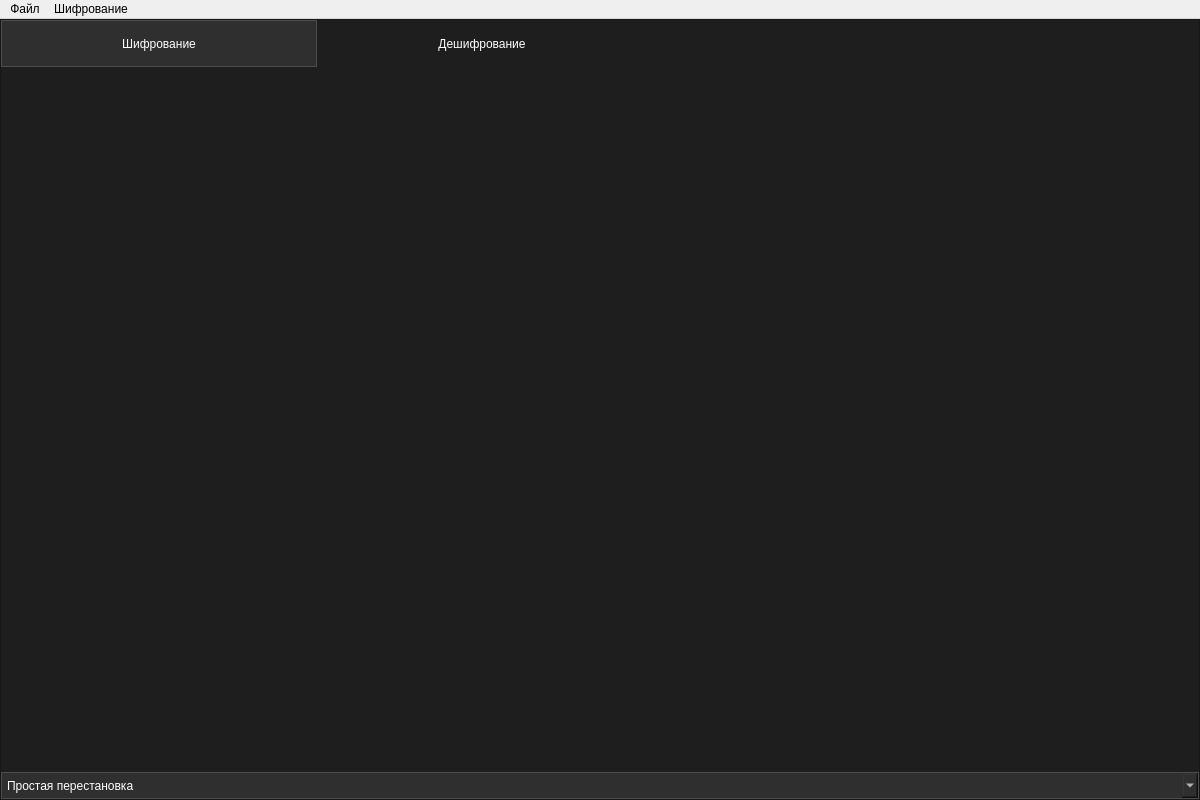
Aiow-dev/MCryptApp, file View/DesignUI/main_window.ui: the form before one commit.
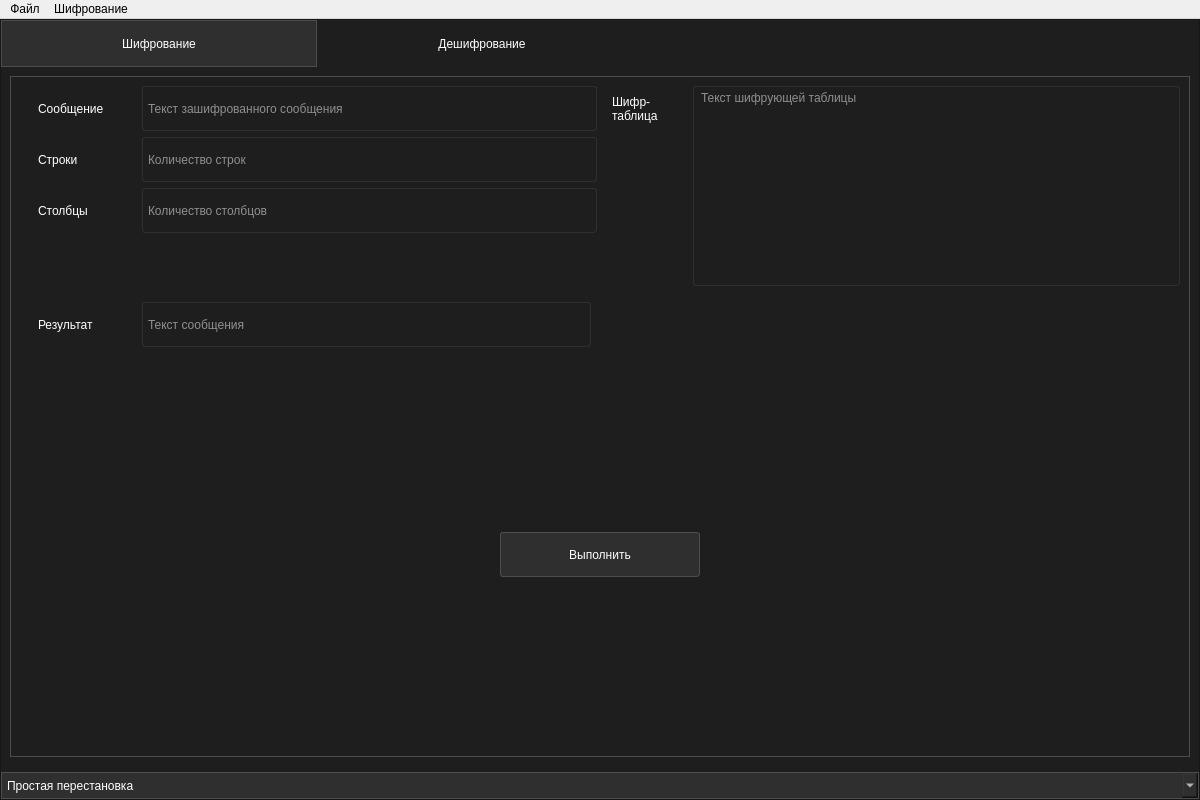
The form after the commit. The open tabs and pages were chosen to show the change.

```diff
--- a/View/DesignUI/main_window.ui
+++ b/View/DesignUI/main_window.ui
@@ -707,6 +707,592 @@
               <attribute name="title">
                <string>Дешифрование</string>
               </attribute>
+              <layout class="QVBoxLayout" name="verticalLayout_10">
+               <item>
+                <widget class="QFrame" name="dec_smp">
+                 <property name="styleSheet">
+                  <string notr="true">QFrame {
+	border: 1px solid rgb(77, 77, 77);
+}</string>
+                 </property>
+                 <property name="frameShape">
+                  <enum>QFrame::StyledPanel</enum>
+                 </property>
+                 <property name="frameShadow">
+                  <enum>QFrame::Plain</enum>
+                 </property>
+                 <layout class="QVBoxLayout" name="verticalLayout_5">
+                  <item>
+                   <widget class="QFrame" name="dec_smp_r_frame">
+                    <property name="maximumSize">
+                     <size>
+                      <width>16777215</width>
+                      <height>200</height>
+                     </size>
+                    </property>
+                    <property name="styleSheet">
+                     <string notr="true">QFrame {
+	border: none;
+}</string>
+                    </property>
+                    <property name="frameShape">
+                     <enum>QFrame::StyledPanel</enum>
+                    </property>
+                    <property name="frameShadow">
+                     <enum>QFrame::Raised</enum>
+                    </property>
+                    <layout class="QHBoxLayout" name="horizontalLayout_12">
+                     <property name="leftMargin">
+                      <number>0</number>
+                     </property>
+                     <property name="topMargin">
+                      <number>0</number>
+                     </property>
+                     <property name="rightMargin">
+                      <number>0</number>
+                     </property>
+                     <property name="bottomMargin">
+                      <number>0</number>
+                     </property>
+                     <item alignment="Qt::AlignTop">
+                      <widget class="QFrame" name="dec_smp_in_frame">
+                       <property name="maximumSize">
+                        <size>
+                         <width>16777215</width>
+                         <height>170</height>
+                        </size>
+                       </property>
+                       <property name="styleSheet">
+                        <string notr="true">QFrame {
+	border: none;
+}</string>
+                       </property>
+                       <property name="frameShape">
+                        <enum>QFrame::StyledPanel</enum>
+                       </property>
+                       <property name="frameShadow">
+                        <enum>QFrame::Raised</enum>
+                       </property>
+                       <layout class="QVBoxLayout" name="verticalLayout_7">
+                        <property name="topMargin">
+                         <number>0</number>
+                        </property>
+                        <property name="rightMargin">
+                         <number>0</number>
+                        </property>
+                        <property name="bottomMargin">
+                         <number>0</number>
+                        </property>
+                        <item>
+                         <widget class="QFrame" name="dec_smp_msg_frame">
+                          <property name="maximumSize">
+                           <size>
+                            <width>16777215</width>
+                            <height>45</height>
+                           </size>
+                          </property>
+                          <property name="styleSheet">
+                           <string notr="true">QFrame {
+	border: none;
+}</string>
+                          </property>
+                          <property name="frameShape">
+                           <enum>QFrame::StyledPanel</enum>
+                          </property>
+                          <property name="frameShadow">
+                           <enum>QFrame::Raised</enum>
+                          </property>
+                          <layout class="QHBoxLayout" name="horizontalLayout_13">
+                           <property name="topMargin">
+                            <number>0</number>
+                           </property>
+                           <property name="rightMargin">
+                            <number>0</number>
+                           </property>
+                           <property name="bottomMargin">
+                            <number>0</number>
+                           </property>
+                           <item>
+                            <widget class="QLabel" name="dec_smp_msg_lbl">
+                             <property name="minimumSize">
+                              <size>
+                               <width>80</width>
+                               <height>45</height>
+                              </size>
+                             </property>
+                             <property name="styleSheet">
+                              <string notr="true">QLabel {
+	color: rgb(255, 255, 255);
+}</string>
+                             </property>
+                             <property name="text">
+                              <string>Сообщение</string>
+                             </property>
+                            </widget>
+                           </item>
+                           <item>
+                            <widget class="QLineEdit" name="dec_smp_msg_txt">
+                             <property name="minimumSize">
+                              <size>
+                               <width>0</width>
+                               <height>45</height>
+                              </size>
+                             </property>
+                             <property name="styleSheet">
+                              <string notr="true">QLineEdit {
+	border: 1px solid rgb(48, 47, 47);
+	border-radius: 3px;
+	margin: 0 0 0 18px;
+	padding: 0 3px;
+	color: rgb(255, 255, 255);
+}
+
+QLineEdit:focus {
+	border: 1px solid rgb(77, 77, 77);
+}</string>
+                             </property>
+                             <property name="placeholderText">
+                              <string>Текст зашифрованного сообщения</string>
+                             </property>
+                             <property name="clearButtonEnabled">
+                              <bool>true</bool>
+                             </property>
+                            </widget>
+                           </item>
+                          </layout>
+                         </widget>
+                        </item>
+                        <item>
+                         <widget class="QFrame" name="dec_smp_row_frame">
+                          <property name="maximumSize">
+                           <size>
+                            <width>16777215</width>
+                            <height>45</height>
+                           </size>
+                          </property>
+                          <property name="styleSheet">
+                           <string notr="true">QFrame {
+	border: none;
+}</string>
+                          </property>
+                          <property name="frameShape">
+                           <enum>QFrame::StyledPanel</enum>
+                          </property>
+                          <property name="frameShadow">
+                           <enum>QFrame::Raised</enum>
+                          </property>
+                          <layout class="QHBoxLayout" name="horizontalLayout_14">
+                           <property name="topMargin">
+                            <number>0</number>
+                           </property>
+                           <property name="rightMargin">
+                            <number>0</number>
+                           </property>
+                           <property name="bottomMargin">
+                            <number>0</number>
+                           </property>
+                           <item>
+                            <widget class="QLabel" name="dec_smp_row_lbl">
+                             <property name="minimumSize">
+                              <size>
+                               <width>80</width>
+                               <height>45</height>
+                              </size>
+                             </property>
+                             <property name="styleSheet">
+                              <string notr="true">QLabel {
+	color: rgb(255, 255, 255);
+}</string>
+                             </property>
+                             <property name="text">
+                              <string>Строки</string>
+                             </property>
+                            </widget>
+                           </item>
+                           <item>
+                            <widget class="QLineEdit" name="dec_smp_row_txt">
+                             <property name="minimumSize">
+                              <size>
+                               <width>0</width>
+                               <height>45</height>
+                              </size>
+                             </property>
+                             <property name="styleSheet">
+                              <string notr="true">QLineEdit {
+	border: 1px solid rgb(48, 47, 47);
+	border-radius: 3px;
+	margin: 0 0 0 18px;
+	padding: 0 3px;
+	color: rgb(255, 255, 255);
+}
+
+QLineEdit:focus {
+	border: 1px solid rgb(77, 77, 77);
+}</string>
+                             </property>
+                             <property name="placeholderText">
+                              <string>Количество строк</string>
+                             </property>
+                             <property name="clearButtonEnabled">
+                              <bool>true</bool>
+                             </property>
+                            </widget>
+                           </item>
+                          </layout>
+                         </widget>
+                        </item>
+                        <item>
+                         <widget class="QFrame" name="dec_smp_clm_frame">
+                          <property name="maximumSize">
+                           <size>
+                            <width>16777215</width>
+                            <height>45</height>
+                           </size>
+                          </property>
+                          <property name="styleSheet">
+                           <string notr="true">QFrame {
+	border: none;
+}</string>
+                          </property>
+                          <property name="frameShape">
+                           <enum>QFrame::StyledPanel</enum>
+                          </property>
+                          <property name="frameShadow">
+                           <enum>QFrame::Raised</enum>
+                          </property>
+                          <layout class="QHBoxLayout" name="horizontalLayout_15">
+                           <property name="topMargin">
+                            <number>0</number>
+                           </property>
+                           <property name="rightMargin">
+                            <number>0</number>
+                           </property>
+                           <property name="bottomMargin">
+                            <number>0</number>
+                           </property>
+                           <item>
+                            <widget class="QLabel" name="dec_smp_clm_lbl">
+                             <property name="minimumSize">
+                              <size>
+                               <width>80</width>
+                               <height>45</height>
+                              </size>
+                             </property>
+                             <property name="styleSheet">
+                              <string notr="true">QLabel {
+	color: rgb(255, 255, 255);
+}</string>
+                             </property>
+                             <property name="text">
+                              <string>Столбцы</string>
+                             </property>
+                            </widget>
+                           </item>
+                           <item>
+                            <widget class="QLineEdit" name="dec_smp_clm_txt">
+                             <property name="minimumSize">
+                              <size>
+                               <width>0</width>
+                               <height>45</height>
+                              </size>
+                             </property>
+                             <property name="styleSheet">
+                              <string notr="true">QLineEdit {
+	border: 1px solid rgb(48, 47, 47);
+	border-radius: 3px;
+	margin: 0 0 0 18px;
+	padding: 0 3px;
+	color: rgb(255, 255, 255);
+}
+
+QLineEdit:focus {
+	border: 1px solid rgb(77, 77, 77);
+}</string>
+                             </property>
+                             <property name="placeholderText">
+                              <string>Количество столбцов</string>
+                             </property>
+                             <property name="clearButtonEnabled">
+                              <bool>true</bool>
+                             </property>
+                            </widget>
+                           </item>
+                          </layout>
+                         </widget>
+                        </item>
+                       </layout>
+                      </widget>
+                     </item>
+                     <item>
+                      <widget class="QFrame" name="dec_smp_table_frame">
+                       <property name="styleSheet">
+                        <string notr="true">QFrame {
+	border: none;
+}</string>
+                       </property>
+                       <property name="frameShape">
+                        <enum>QFrame::StyledPanel</enum>
+                       </property>
+                       <property name="frameShadow">
+                        <enum>QFrame::Raised</enum>
+                       </property>
+                       <layout class="QVBoxLayout" name="verticalLayout_8">
+                        <property name="topMargin">
+                         <number>0</number>
+                        </property>
+                        <property name="rightMargin">
+                         <number>0</number>
+                        </property>
+                        <property name="bottomMargin">
+                         <number>0</number>
+                        </property>
+                        <item>
+                         <widget class="QFrame" name="dec_smp_ot_frame">
+                          <property name="styleSheet">
+                           <string notr="true">QFrame {
+	border: none;
+}</string>
+                          </property>
+                          <property name="frameShape">
+                           <enum>QFrame::StyledPanel</enum>
+                          </property>
+                          <property name="frameShadow">
+                           <enum>QFrame::Raised</enum>
+                          </property>
+                          <layout class="QHBoxLayout" name="horizontalLayout_16">
+                           <property name="leftMargin">
+                            <number>0</number>
+                           </property>
+                           <property name="topMargin">
+                            <number>0</number>
+                           </property>
+                           <property name="rightMargin">
+                            <number>0</number>
+                           </property>
+                           <property name="bottomMargin">
+                            <number>0</number>
+                           </property>
+                           <item alignment="Qt::AlignTop">
+                            <widget class="QLabel" name="dec_smp_ot_lbl">
+                             <property name="minimumSize">
+                              <size>
+                               <width>75</width>
+                               <height>45</height>
+                              </size>
+                             </property>
+                             <property name="maximumSize">
+                              <size>
+                               <width>75</width>
+                               <height>16777215</height>
+                              </size>
+                             </property>
+                             <property name="styleSheet">
+                              <string notr="true">QLabel {
+	color: rgb(255, 255, 255);
+}</string>
+                             </property>
+                             <property name="text">
+                              <string>Шифр-таблица</string>
+                             </property>
+                             <property name="wordWrap">
+                              <bool>true</bool>
+                             </property>
+                            </widget>
+                           </item>
+                           <item>
+                            <widget class="QTextEdit" name="dec_smp_ot_txt">
+                             <property name="styleSheet">
+                              <string notr="true">QTextEdit {
+	border: 1px solid rgb(48, 47, 47);
+	border-radius: 3px;
+	padding: 0 3px;
+	color: rgb(255, 255, 255);
+}
+
+QTextEdit:focus {
+	border: 1px solid rgb(77, 77, 77);
+}</string>
+                             </property>
+                             <property name="readOnly">
+                              <bool>true</bool>
+                             </property>
+                             <property name="placeholderText">
+                              <string>Текст шифрующей таблицы</string>
+                             </property>
+                            </widget>
+                           </item>
+                          </layout>
+                         </widget>
+                        </item>
+                       </layout>
+                      </widget>
+                     </item>
+                    </layout>
+                   </widget>
+                  </item>
+                  <item>
+                   <widget class="QFrame" name="dec_smp_chr_frame">
+                    <property name="maximumSize">
+                     <size>
+                      <width>580</width>
+                      <height>65</height>
+                     </size>
+                    </property>
+                    <property name="styleSheet">
+                     <string notr="true">QFrame {
+	border: none;
+}</string>
+                    </property>
+                    <property name="frameShape">
+                     <enum>QFrame::StyledPanel</enum>
+                    </property>
+                    <property name="frameShadow">
+                     <enum>QFrame::Raised</enum>
+                    </property>
+                    <layout class="QVBoxLayout" name="verticalLayout_9">
+                     <property name="topMargin">
+                      <number>0</number>
+                     </property>
+                     <property name="rightMargin">
+                      <number>0</number>
+                     </property>
+                     <property name="bottomMargin">
+                      <number>0</number>
+                     </property>
+                     <item>
+                      <widget class="QFrame" name="dec_smp_oc_frame">
+                       <property name="minimumSize">
+                        <size>
+                         <width>0</width>
+                         <height>45</height>
+                        </size>
+                       </property>
+                       <property name="maximumSize">
+                        <size>
+                         <width>580</width>
+                         <height>16777215</height>
+                        </size>
+                       </property>
+                       <property name="styleSheet">
+                        <string notr="true">QFrame {
+	border: none;
+}</string>
+                       </property>
+                       <property name="frameShape">
+                        <enum>QFrame::StyledPanel</enum>
+                       </property>
+                       <property name="frameShadow">
+                        <enum>QFrame::Raised</enum>
+                       </property>
+                       <layout class="QHBoxLayout" name="horizontalLayout_17">
+                        <item>
+                         <widget class="QLabel" name="dec_smp_oc_lbl">
+                          <property name="minimumSize">
+                           <size>
+                            <width>80</width>
+                            <height>45</height>
+                           </size>
+                          </property>
+                          <property name="styleSheet">
+                           <string notr="true">QLabel {
+	color: rgb(255, 255, 255);
+}</string>
+                          </property>
+                          <property name="text">
+                           <string>Результат</string>
+                          </property>
+                         </widget>
+                        </item>
+                        <item>
+                         <widget class="QLineEdit" name="dec_smp_oc_txt">
+                          <property name="minimumSize">
+                           <size>
+                            <width>0</width>
+                            <height>45</height>
+                           </size>
+                          </property>
+                          <property name="styleSheet">
+                           <string notr="true">QLineEdit {
+	border: 1px solid rgb(48, 47, 47);
+	border-radius: 3px;
+	margin: 0 0 0 18px;
+	padding: 0 3px;
+	color: rgb(255, 255, 255);
+}
+
+QLineEdit:focus {
+	border: 1px solid rgb(77, 77, 77);
+}</string>
+                          </property>
+                          <property name="readOnly">
+                           <bool>true</bool>
+                          </property>
+                          <property name="placeholderText">
+                           <string>Текст сообщения</string>
+                          </property>
+                          <property name="clearButtonEnabled">
+                           <bool>false</bool>
+                          </property>
+                         </widget>
+                        </item>
+                       </layout>
+                      </widget>
+                     </item>
+                    </layout>
+                   </widget>
+                  </item>
+                  <item>
+                   <widget class="QFrame" name="dec_smp_button_frame">
+                    <property name="styleSheet">
+                     <string notr="true">QFrame {
+	border: none;
+}</string>
+                    </property>
+                    <property name="frameShape">
+                     <enum>QFrame::StyledPanel</enum>
+                    </property>
+                    <property name="frameShadow">
+                     <enum>QFrame::Raised</enum>
+                    </property>
+                    <layout class="QHBoxLayout" name="horizontalLayout_18">
+                     <item>
+                      <widget class="QPushButton" name="dec_smp_btn">
+                       <property name="minimumSize">
+                        <size>
+                         <width>130</width>
+                         <height>45</height>
+                        </size>
+                       </property>
+                       <property name="maximumSize">
+                        <size>
+                         <width>200</width>
+                         <height>16777215</height>
+                        </size>
+                       </property>
+                       <property name="styleSheet">
+                        <string notr="true">QPushButton {
+	border: 1px solid rgb(77, 77, 77);
+	border-radius: 3px;
+	background-color: rgb(48, 47, 47);
+	color: rgb(255, 255, 255);
+}
+
+QPushButton:hover {
+	background-color: rgb(77, 77, 77);
+}</string>
+                       </property>
+                       <property name="text">
+                        <string>Выполнить</string>
+                       </property>
+                      </widget>
+                     </item>
+                    </layout>
+                   </widget>
+                  </item>
+                 </layout>
+                </widget>
+               </item>
+              </layout>
              </widget>
             </widget>
            </item>
```
Left out of the diff: 4 changed lines with no effect on the pictures.
